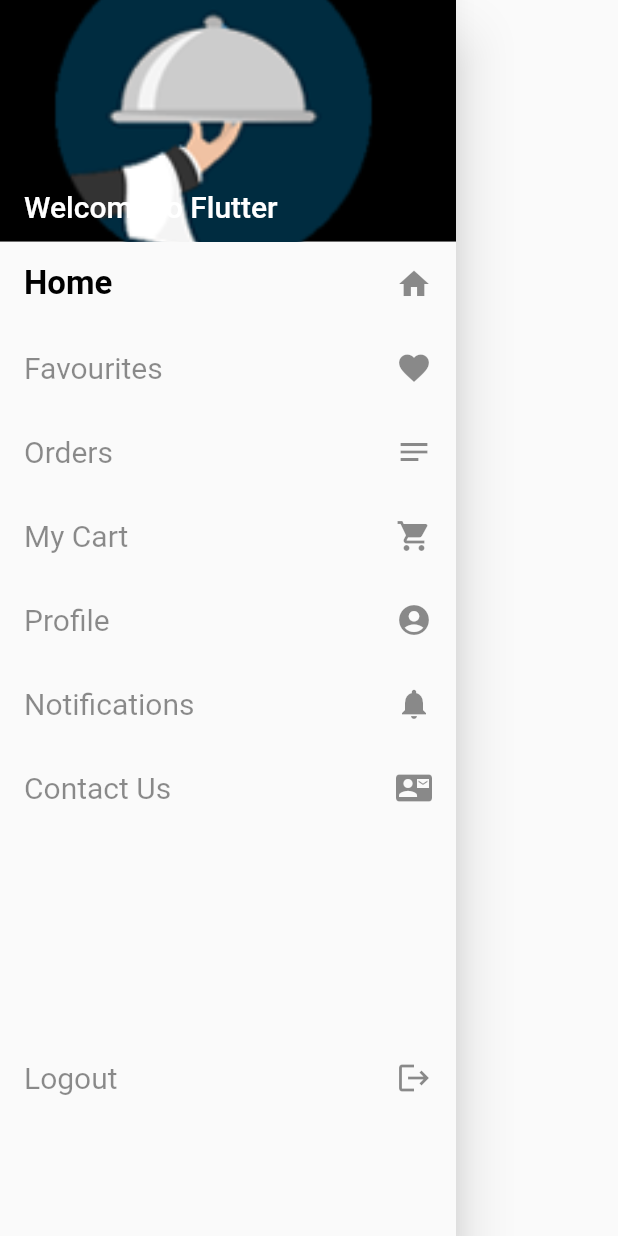
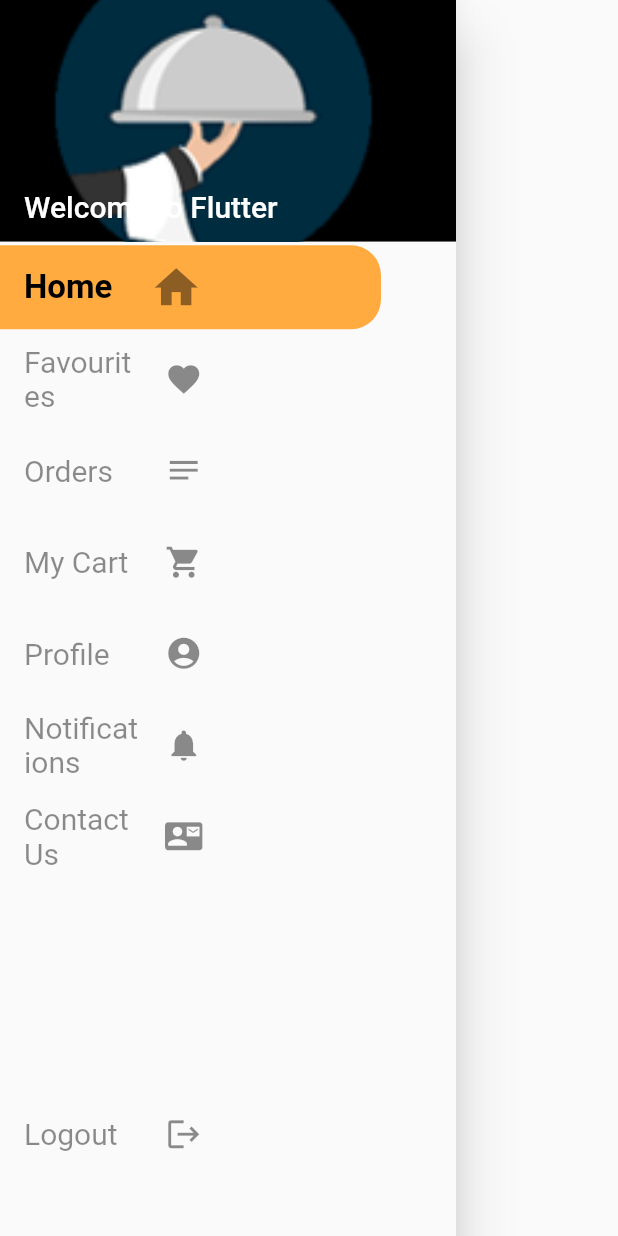
Before and after one commit to CyberWake/rtrigger, a Flutter app: the CustomDrawer widget shown alone on an empty page, opened directly, on a phone screen of 412 x 824 dp. Run offline on Flutter 3.47's test engine with Material 2 defaults, Android fonts, the phone set to English and light mode, and no system bars; our stand-ins replace cloud_firestore; accounts and stored records are empty.

Commit message:
Done with the custom drawer animation remaining

```diff
--- a/lib/widgets/custom drawer.dart
+++ b/lib/widgets/custom drawer.dart
@@ -8,7 +8,13 @@ class CustomDrawer extends StatelessWidget {
   CustomDrawer(this.currentPage);
 
   Widget _tile(int num,BuildContext context){
-    return ListTile(
+    return Container(
+      margin: EdgeInsets.only(top: 2.5,bottom: 2.5,right: 50),
+      decoration: BoxDecoration(
+        color: page==num?Colors.orangeAccent:Colors.transparent,
+        borderRadius: BorderRadius.only(topRight: Radius.circular(20),bottomRight: Radius.circular(20)),
+      ),
+      child:ListTile(
         title: Text(navigationItems[num].title,
           style: TextStyle(
               fontSize:page==num?22:20,
@@ -16,11 +22,18 @@ class CustomDrawer extends StatelessWidget {
               fontWeight: page==num?FontWeight.bold:FontWeight.normal
           ),
         ),
-      trailing: Icon(navigationItems[num].icon),
+        trailing: Row(
+          mainAxisSize: MainAxisSize.min,
+          children: [
+            Icon(navigationItems[num].icon,size: page==num?35:25,),
+            SizedBox(width: MediaQuery.of(context).size.width/4,)
+          ],
+        ),
         onTap: (){
           page=num;
           Navigator.pop(context);
         },
+      ),
     );
   }
   @override
```
Lines whose indentation alone changed are shown as unchanged.
